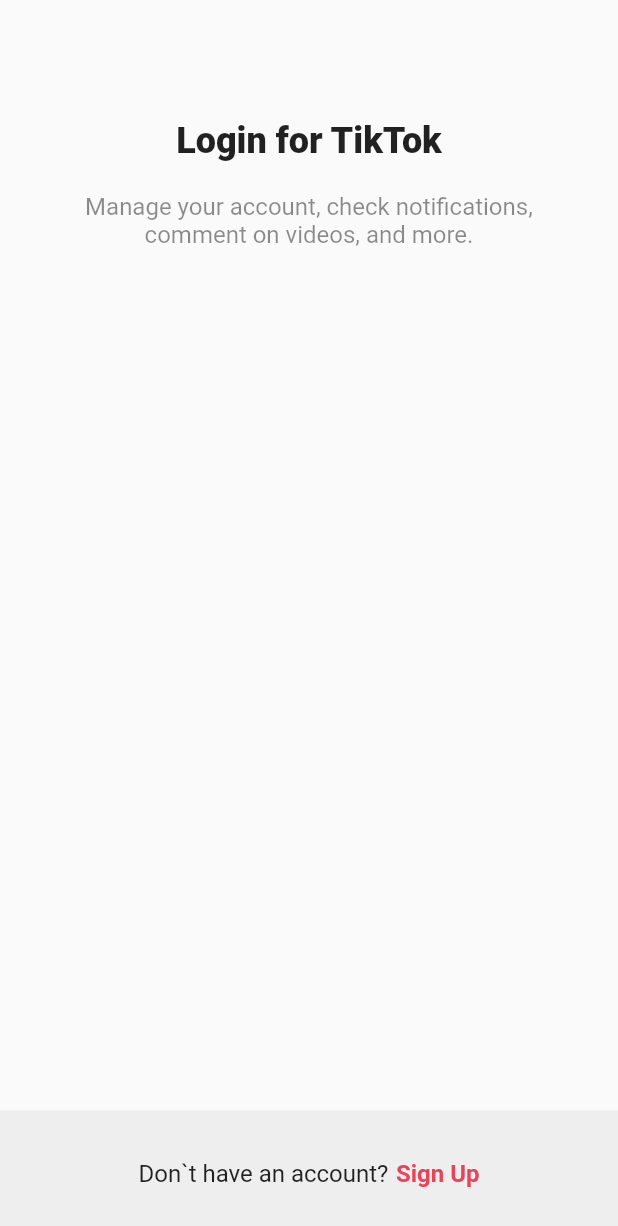
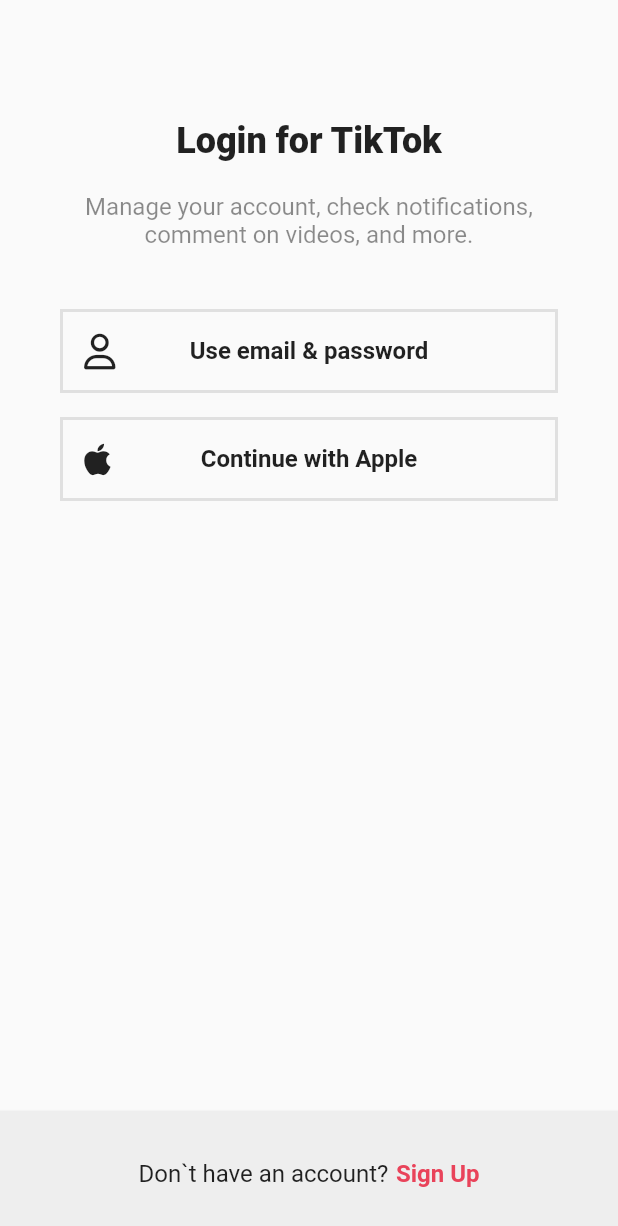
Before and after one commit to wonhopark89-dev/flutter_tictok_clone, a Flutter app: the screen it shows after launch, after a tap on "Log in", on a phone screen of 412 x 824 dp. Shown: the top 1226 px of the screen. Run offline on Flutter 3.47's test engine with Material 2 defaults, Android fonts, the phone set to English and light mode, and no system bars; our stand-ins replace font_awesome_flutter.

Commit message:
auth button

```diff
--- a/lib/features/authentication/login_screen.dart
+++ b/lib/features/authentication/login_screen.dart
@@ -1,6 +1,8 @@
 import 'package:flutter/material.dart';
 import 'package:flutter_tictok_clone/constants/gaps.dart';
 import 'package:flutter_tictok_clone/constants/sizes.dart';
+import 'package:flutter_tictok_clone/features/widgets/auth_button.dart';
+import 'package:font_awesome_flutter/font_awesome_flutter.dart';
 
 class LoginScreen extends StatelessWidget {
   const LoginScreen({super.key});
@@ -33,6 +35,15 @@
                 textAlign: TextAlign.center,
               ),
               Gaps.v40,
+              AuthButton(
+                icon: FaIcon(FontAwesomeIcons.user),
+                text: "Use email & password",
+              ),
+              Gaps.v16,
+              AuthButton(
+                icon: FaIcon(FontAwesomeIcons.apple),
+                text: "Continue with Apple",
+              ),
             ],
           ),
         ),
--- a/lib/features/authentication/sign_up_screen.dart
+++ b/lib/features/authentication/sign_up_screen.dart
@@ -2,6 +2,8 @@
 import 'package:flutter_tictok_clone/constants/gaps.dart';
 import 'package:flutter_tictok_clone/constants/sizes.dart';
 import 'package:flutter_tictok_clone/features/authentication/login_screen.dart';
+import 'package:flutter_tictok_clone/features/widgets/auth_button.dart';
+import 'package:font_awesome_flutter/font_awesome_flutter.dart';
 
 class SignUpScreen extends StatelessWidget {
   const SignUpScreen({super.key});
@@ -38,6 +40,15 @@
                 textAlign: TextAlign.center,
               ),
               Gaps.v40,
+              AuthButton(
+                icon: FaIcon(FontAwesomeIcons.user),
+                text: "Use email & password",
+              ),
+              Gaps.v16,
+              AuthButton(
+                icon: FaIcon(FontAwesomeIcons.apple),
+                text: "Continue with Apple",
+              ),
             ],
           ),
         ),
@@ -62,7 +73,10 @@
                 child: Text(
                   "Log in",
                   style: TextStyle(
-                      fontSize: Sizes.size16, fontWeight: FontWeight.w600, color: Theme.of(context).primaryColor),
+                    fontSize: Sizes.size16,
+                    fontWeight: FontWeight.w600,
+                    color: Theme.of(context).primaryColor,
+                  ),
                 ),
               )
             ],
--- a/lib/features/widgets/auth_button.dart
+++ b/lib/features/widgets/auth_button.dart
@@ -1,25 +1,45 @@
 import 'package:flutter/material.dart';
 import 'package:flutter_tictok_clone/constants/sizes.dart';
+import 'package:font_awesome_flutter/font_awesome_flutter.dart';
 
 class AuthButton extends StatelessWidget {
   final String text;
-  const AuthButton({required this.text, super.key});
+  final FaIcon icon;
+  const AuthButton({
+    required this.text,
+    required this.icon,
+    super.key,
+  });
 
   @override
   Widget build(BuildContext context) {
     return FractionallySizedBox(
       widthFactor: 1,
       child: Container(
-        padding: const EdgeInsets.symmetric(vertical: Sizes.size14),
+        padding: const EdgeInsets.all(Sizes.size14),
         decoration: BoxDecoration(
-          color: Theme.of(context).primaryColor,
-          borderRadius: BorderRadius.circular(5),
           border: Border.all(
-            color: Colors.grey.shade100,
+            color: Colors.grey.shade300,
             width: 2,
           ),
         ),
-        child: Text(text),
+        child: Stack(
+          alignment: Alignment.center,
+          children: [
+            Align(
+              alignment: Alignment.centerLeft,
+              child: icon,
+            ),
+            Text(
+              text,
+              style: const TextStyle(
+                fontSize: Sizes.size16,
+                fontWeight: FontWeight.w600,
+              ),
+              textAlign: TextAlign.center,
+            ),
+          ],
+        ),
       ),
     );
   }
--- a/pubspec.yaml
+++ b/pubspec.yaml
@@ -36,6 +36,7 @@
   # The following adds the Cupertino Icons font to your application.
   # Use with the CupertinoIcons class for iOS style icons.
   cupertino_icons: ^1.0.2
+  font_awesome_flutter: ^10.3.0
 
 dev_dependencies:
   flutter_test:
```
Also changed, not shown: pubspec.lock, 1 other file.
